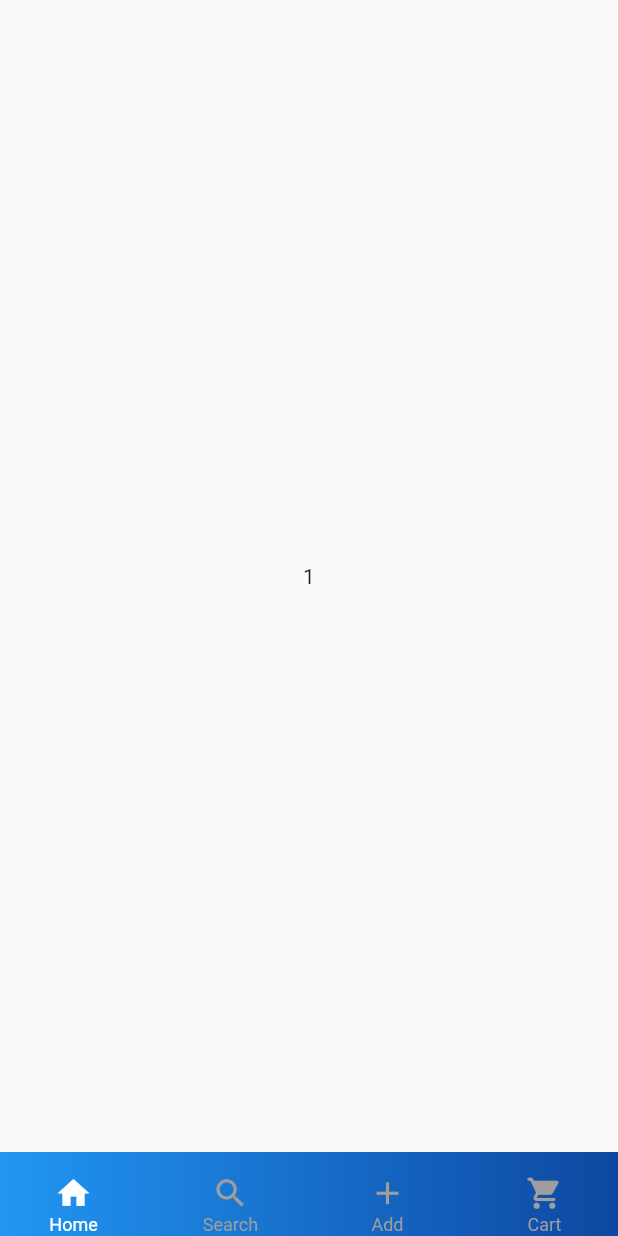
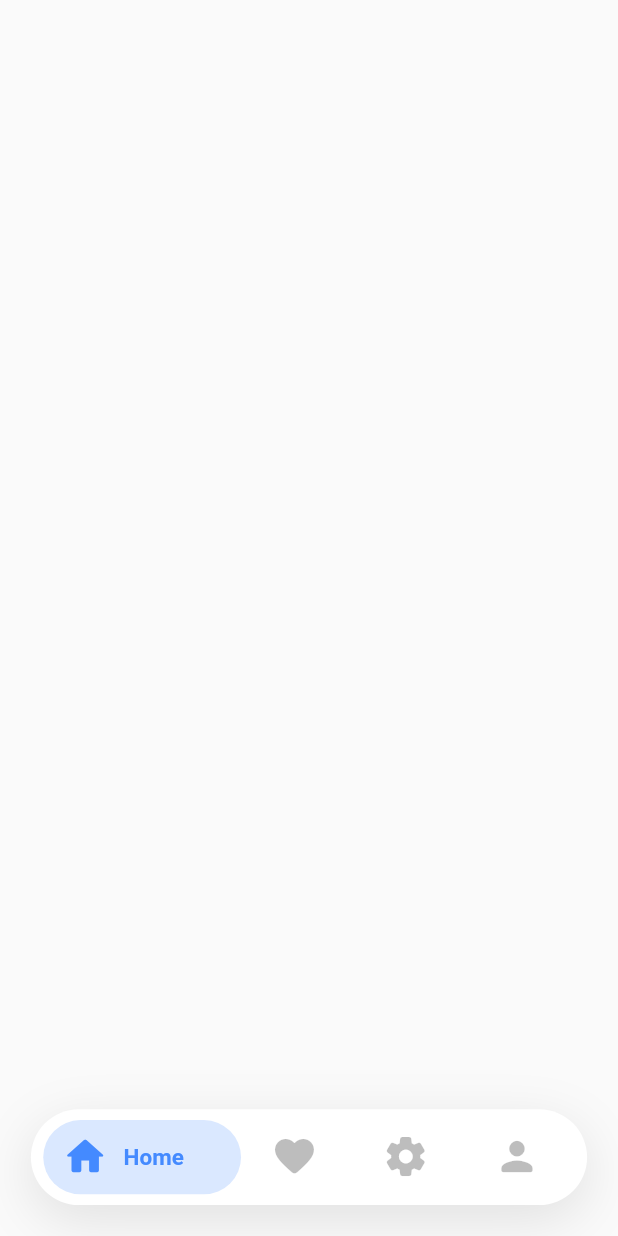
Before and after one commit to SamoraMachel/FlutterBottomNavigation, a Flutter app: the screen it shows after launch, on a phone screen of 412 x 824 dp. Run offline on Flutter 3.47's test engine with Material 2 defaults, Android fonts, the phone set to English and light mode, and no system bars.

Commit message:
Created an animated bottom navigation

```diff
--- a/lib/home.dart
+++ /dev/null
@@ -1,136 +0,0 @@
-import 'package:flutter/material.dart';
-
-class Home extends StatefulWidget {
-  const Home({Key? key}) : super(key: key);
-
-  @override
-  State<Home> createState() => _HomeState();
-}
-
-class _HomeState extends State<Home> {
-    int _selectedIndex = 0;
-
-    final screen = [
-      Center(child: Text("1")),
-      Center(child: Text("2")),
-      Center(child: Text("3")),
-      Center(child: Text("4")),
-      Center(child: Text("5")),
-    ];
-
-  @override
-  Widget build(BuildContext context) {
-    return Scaffold(
-      body: screen[_selectedIndex],
-      bottomNavigationBar: Container(
-      decoration: BoxDecoration(
-          gradient:
-              LinearGradient(colors: [Colors.blue, Colors.blue.shade900])),
-      child: BottomAppBar(
-        elevation: 0,
-        color: Colors.transparent,
-        child: SizedBox(
-            height: 56,
-            width: MediaQuery.of(context).size.width,
-            child: Padding(
-              padding: const EdgeInsets.only(left: 25.0, right: 25.0),
-              child: Row(
-                mainAxisAlignment: MainAxisAlignment.spaceBetween,
-                children: [
-                  IconBottomBar(
-                      text: "Home",
-                      icon: Icons.home,
-                      selected: _selectedIndex == 0,
-                      onPressed: () {
-                        setState(() {
-                          _selectedIndex = 0;
-                        });
-                      }),
-                  IconBottomBar(
-                      text: "Search",
-                      icon: Icons.search,
-                      selected: _selectedIndex == 1,
-                      onPressed: () {
-                        setState(() {
-                          _selectedIndex = 1;
-                        });
-                      }),
-                  IconBottomBar(
-                      text: "Add",
-                      icon: Icons.add,
-                      selected: _selectedIndex == 2,
-                      onPressed: () {
-                        setState(() {
-                          _selectedIndex = 2;
-                        });
-                      }),
-                  IconBottomBar(
-                      text: "Cart",
-                      icon: Icons.local_grocery_store_rounded,
-                      selected: _selectedIndex == 3,
-                      onPressed: () {
-                        setState(() {
-                          _selectedIndex = 3;
-                        });
-                      }),
-                ],
-              ),
-            )),
-      ),
-    ),
-    );
-  }
-}
-
-// class BottomNavigationBar extends StatefulWidget {
-//   const BottomNavigationBar({
-//     Key? key,
-//   }) : super(key: key);
-
-//   @override
-//   State<BottomNavigationBar> createState() => _BottomNavigationBarState();
-// }
-
-// class _BottomNavigationBarState extends State<BottomNavigationBar> {
-
-//   @override
-//   Widget build(BuildContext context) {
-//     return
-//   }
-// }
-
-class IconBottomBar extends StatelessWidget {
-  final String text;
-  final IconData icon;
-  final bool selected;
-  final Function() onPressed;
-
-  const IconBottomBar(
-      {required this.text,
-      required this.icon,
-      required this.selected,
-      required this.onPressed,
-      Key? key})
-      : super(key: key);
-
-  @override
-  Widget build(BuildContext context) {
-    return Column(
-      mainAxisAlignment: MainAxisAlignment.center,
-      children: [
-        IconButton(
-            onPressed: this.onPressed,
-            icon: Icon(
-              icon,
-              size: 25,
-              color: selected ? Colors.white : Colors.grey,
-            )),
-        Text(text,
-            style: TextStyle(
-                fontSize: 12,
-                height: .1,
-                color: selected ? Colors.white : Colors.grey))
-      ],
-    );
-  }
-}
--- a/lib/main.dart
+++ b/lib/main.dart
@@ -1,5 +1,5 @@
-import 'package:bottom_navigation/home.dart';
 import 'package:flutter/material.dart';
+import 'package:flutter/services.dart';
 
 void main() {
   runApp(MyApp());
@@ -15,7 +15,146 @@ class MyApp extends StatelessWidget {
         // This is the theme
         primarySwatch: Colors.blue,
       ),
-      home: Home(),
+      home: HomePage(),
     );
   }
 }
+
+class HomePage extends StatefulWidget {
+  const HomePage({Key? key}) : super(key: key);
+
+  @override
+  _HomePageState createState() => _HomePageState();
+}
+
+class _HomePageState extends State<HomePage> {
+  int currentIndex = 0;
+
+  @override
+  Widget build(BuildContext context) {
+    double displayWidth = MediaQuery.of(context).size.width;
+    return Scaffold(
+      bottomNavigationBar: Container(
+        margin: EdgeInsets.all(displayWidth * .05),
+        height: displayWidth * .155,
+        decoration: BoxDecoration(
+          color: Colors.white,
+          boxShadow: [
+            BoxShadow(
+              color: Colors.black.withOpacity(.1),
+              blurRadius: 30,
+              offset: Offset(0, 10),
+            )
+          ],
+          borderRadius: BorderRadius.circular(50),
+        ),
+        child: ListView.builder(
+          itemCount: 4,
+          scrollDirection: Axis.horizontal,
+          padding: EdgeInsets.symmetric(horizontal: displayWidth * .02),
+          itemBuilder: (context, index) => InkWell(
+            onTap: () {
+              setState(() {
+                currentIndex = index;
+                HapticFeedback.lightImpact();
+              });
+            },
+            splashColor: Colors.transparent,
+            highlightColor: Colors.transparent,
+            child: Stack(
+              children: [
+                AnimatedContainer(
+                  duration: Duration(seconds: 1),
+                  curve: Curves.fastLinearToSlowEaseIn,
+                  width: index == currentIndex
+                      ? displayWidth * .32
+                      : displayWidth * .18,
+                  alignment: Alignment.center,
+                  child: AnimatedContainer(
+                    duration: Duration(seconds: 1),
+                    curve: Curves.fastLinearToSlowEaseIn,
+                    height: index == currentIndex ? displayWidth * .12 : 0,
+                    width: index == currentIndex ? displayWidth * .32 : 0,
+                    decoration: BoxDecoration(
+                      color: index == currentIndex
+                          ? Colors.blueAccent.withOpacity(.2)
+                          : Colors.transparent,
+                      borderRadius: BorderRadius.circular(50),
+                    ),
+                  ),
+                ),
+                AnimatedContainer(
+                  duration: Duration(seconds: 1),
+                  curve: Curves.fastLinearToSlowEaseIn,
+                  width: index == currentIndex
+                      ? displayWidth * .31
+                      : displayWidth * .18,
+                  alignment: Alignment.center,
+                  child: Stack(
+                    children: [
+                      Row(
+                        children: [
+                          AnimatedContainer(
+                            duration: Duration(seconds: 1),
+                            curve: Curves.fastLinearToSlowEaseIn,
+                            width:
+                                index == currentIndex ? displayWidth * .13 : 0,
+                          ),
+                          AnimatedOpacity(
+                            opacity: index == currentIndex ? 1 : 0,
+                            duration: Duration(seconds: 1),
+                            curve: Curves.fastLinearToSlowEaseIn,
+                            child: Text(
+                              index == currentIndex
+                                  ? "${listOfStrings[index]}"
+                                  : '',
+                              style: TextStyle(
+                                  color: Colors.blueAccent,
+                                  fontWeight: FontWeight.w600,
+                                  fontSize: 15),
+                            ),
+                          )
+                        ],
+                      ),
+                      Row(
+                        children: [
+                          AnimatedContainer(
+                            duration: Duration(seconds: 1),
+                            curve: Curves.fastLinearToSlowEaseIn,
+                            width:
+                                index == currentIndex ? displayWidth * .03 : 20,
+                          ),
+                          Icon(
+                            listOfIcons[index],
+                            size: displayWidth * .076,
+                            color: index == currentIndex
+                                ? Colors.blueAccent
+                                : Colors.black26,
+                          )
+                        ],
+                      )
+                    ],
+                  ),
+                )
+              ],
+            ),
+          ),
+        ),
+      ),
+    );
+  }
+
+  List<String> listOfStrings = [
+    "Home",
+    "Favorite",
+    "Settings",
+    "Account",
+  ];
+
+  List<IconData> listOfIcons = [
+    Icons.home_rounded,
+    Icons.favorite_rounded,
+    Icons.settings_rounded,
+    Icons.person_rounded,
+  ];
+}
```
